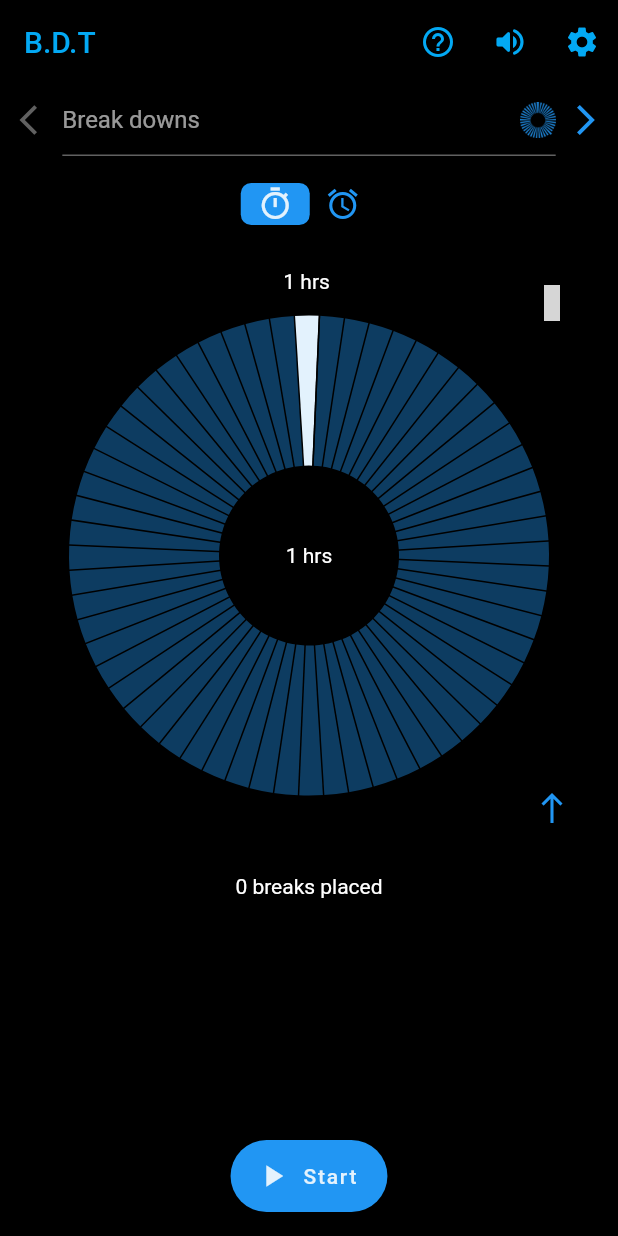
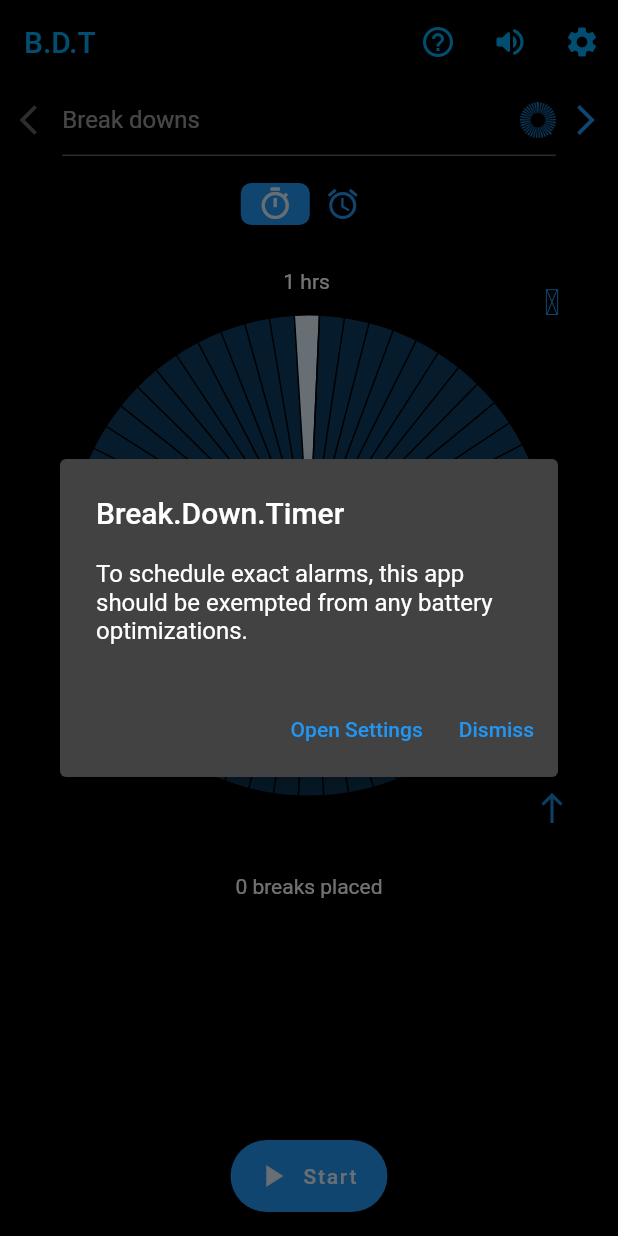
Before and after one commit to jenspfahl/BDT, a Flutter app: the screen it shows after launch, on a phone screen of 412 x 824 dp. Run offline on Flutter 3.47's test engine with Material 2 defaults, Android fonts, the phone set to English and light mode, and no system bars; drawn by our look-alikes of fl_chart; our stand-ins replace flutter_local_notifications, flutter_translate, material_design_icons_flutter, numberpicker, package_info_plus, settings_ui and 4 more; missing offline and left inert: android_alarm_manager_plus, flutter_sound_bridge, open_settings, sound_mode, system_clock; grey boxes are pictures that could not be loaded.

Commit message:
show battery save hint

```diff
--- a/lib/service/PreferenceService.dart
+++ b/lib/service/PreferenceService.dart
@@ -23,6 +23,7 @@ class PreferenceService implements ITranslatePreferences {
 
   static final DATA_SAVED_BREAK_DOWNS_PREFIX = PrefDef('data/savedBreakDowns_', null);
   static final DATA_PINNED_BREAK_DOWN = PrefDef('data/pinnedBreakDown', null);
+  static final DATA_BATTERY_SAVING_RESTRICTIONS_HINT_SHOWN = PrefDef('data/batteryHintShown', false);
 
   static final STATE_RUN_STATE = PrefDef('state/runState', null);
   static final STATE_RUN_BREAKS_COUNT = PrefDef('state/runBreaksCount', null);
--- a/lib/ui/BDTScaffold.dart
+++ b/lib/ui/BDTScaffold.dart
@@ -16,6 +16,7 @@ import 'package:flutter/foundation.dart';
 import 'package:flutter/material.dart';
 import 'package:flutter/rendering.dart';
 import 'package:material_design_icons_flutter/material_design_icons_flutter.dart';
+import 'package:open_settings/open_settings.dart';
 import 'package:slider_button/slider_button.dart';
 import 'package:sound_mode/sound_mode.dart';
 import 'package:sound_mode/utils/ringer_mode_statuses.dart';
@@ -343,6 +344,40 @@ class BDTScaffoldState extends State<BDTScaffold> {
       }
       _loadBreakDowns(focusPinned);
 
+    });
+
+    _preferenceService.getBool(PreferenceService.DATA_BATTERY_SAVING_RESTRICTIONS_HINT_SHOWN)
+        .then((shown) {
+          if (shown != true) {
+            final message = "To schedule exact alarms, this app should be exempted from any battery optimizations. ";
+            AlertDialog alert = AlertDialog(
+              title: const Text(APP_NAME),
+              content: Text(message),
+              actions: [
+                TextButton(
+                  child: Text('Open Settings'),
+                  onPressed:  () {
+                    Navigator.pop(context);
+                    OpenSettings.openIgnoreBatteryOptimizationSetting();
+                    _preferenceService.setBool(PreferenceService.DATA_BATTERY_SAVING_RESTRICTIONS_HINT_SHOWN, true);
+                  },
+                ),
+                TextButton(
+                  child: Text('Dismiss'),
+                  onPressed:  () {
+                    Navigator.pop(context);
+                    _preferenceService.setBool(PreferenceService.DATA_BATTERY_SAVING_RESTRICTIONS_HINT_SHOWN, true);
+                  },
+                ),
+              ],
+            );  // show the dialog
+            showDialog(
+              context: context,
+              builder: (BuildContext context) {
+                return alert;
+              },
+            );
+          }
     });
   }
 
@@ -1365,17 +1400,18 @@ class BDTScaffoldState extends State<BDTScaffold> {
 
     final list = _selectedSortedSlices();
     debugPrint('$list');
-    for (int i=0; i < list.length; i++) {
+    for (int i = 0; i < list.length; i++) {
       final signal = i + 1;
       final slice = list[i];
       Function f = _signalFunction(signal);
+
       AndroidAlarmManager.oneShot(alarmClock: true, wakeup: true, allowWhileIdle: true, exact: true,
           _getDelay(slice), signal, f)
           .then((value) => debugPrint('shot $signal on $slice: $value'));
     }
 
     AndroidAlarmManager.oneShot(alarmClock: true, wakeup: true, allowWhileIdle: true, exact: true,
-        _getDelay(MAX_SLICE), 1000, signalEnd)
+        _duration, 1000, signalEnd)
         .then((value) => debugPrint('shot end: $value'));
 
   }
--- a/pubspec.yaml
+++ b/pubspec.yaml
@@ -53,6 +53,7 @@ dependencies:
   sound_mode: ^2.0.2
   system_clock: ^1.2.0
   flutter_svg: ^1.1.4
+  open_settings: ^2.0.2
   flutter_sound_bridge:
     path: ../flutter_sound_bridge
 
```
Also changed, not shown: pubspec.lock, 1 other file.
